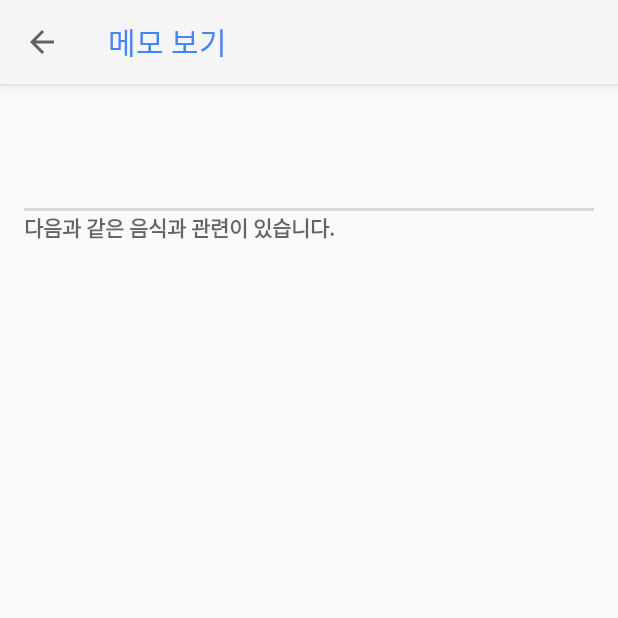
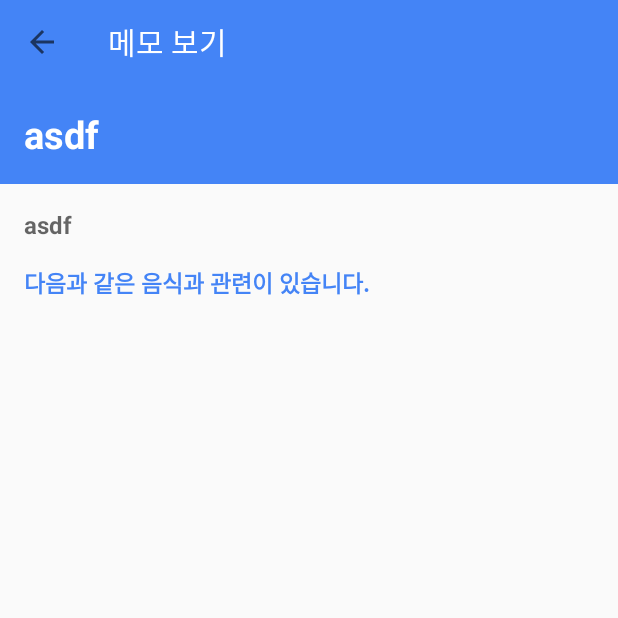
Before and after one commit to buddman1208/Safood, an Android app: the GroupMemoActivity screen opened directly, with no data from a screen before it, on a phone screen of 412 x 824 dp, the top half of it. Run offline under Robolectric (Android 15) with nearby library versions, the phone set to English and light mode, and no system bars; our stand-ins replace CircleImageView, Volley, data binding; pictures from the network do not load; 4 statements that could not run were skipped.

Commit message:
groupmemo layout fix

```diff
--- a/app/src/main/java/kr/edcan/safood/activity/GroupMemoActivity.java
+++ b/app/src/main/java/kr/edcan/safood/activity/GroupMemoActivity.java
@@ -2,6 +2,7 @@ package kr.edcan.safood.activity;
 
 import android.content.Intent;
 import android.databinding.DataBindingUtil;
+import android.graphics.Color;
 import android.support.v7.app.AppCompatActivity;
 import android.os.Bundle;
 import android.view.MenuItem;
@@ -16,6 +17,7 @@ import kr.edcan.safood.databinding.ActivityGroupMemoBinding;
 import kr.edcan.safood.models.GroupMemo;
 import kr.edcan.safood.models.User;
 import kr.edcan.safood.utils.ImageSingleton;
+import kr.edcan.safood.utils.StringUtils;
 import kr.edcan.safood.views.RoundImageView;
 
 public class GroupMemoActivity extends AppCompatActivity {
@@ -35,7 +37,7 @@ public class GroupMemoActivity extends AppCompatActivity {
 
     private void setAppbarLayout() {
         setSupportActionBar(binding.toolbar);
-        binding.toolbar.setTitleTextColor(getResources().getColor(R.color.colorPrimary));
+        binding.toolbar.setTitleTextColor(Color.WHITE);
         getSupportActionBar().setDisplayHomeAsUpEnabled(true);
         getSupportActionBar().setTitle("메모 보기");
     }
@@ -45,12 +47,13 @@ public class GroupMemoActivity extends AppCompatActivity {
         memo = new Gson().fromJson(intent.getStringExtra("json"), GroupMemo.class);
         binding.title.setText(memo.getTitle());
         binding.content.setText(memo.getContent());
-        for(String s : memo.getFoods()){
+        binding.topBackground.setBackgroundColor(Color.parseColor("#" + StringUtils.getMemoColorCode(memo.getColor())));
+        for (String s : memo.getFoods()) {
             LinearLayout parent = binding.foodContainer;
             View addtarget = getLayoutInflater().inflate(R.layout.food_memo_foodadd, null, false);
-            RoundImageView imageView = (RoundImageView) addtarget.findViewById(R.id.image);
             TextView title = (TextView) addtarget.findViewById(R.id.text);
             title.setText(s);
+            RoundImageView imageView = (RoundImageView) addtarget.findViewById(R.id.image);
             imageView.setVisibility(View.GONE);
             parent.addView(addtarget);
         }
@@ -58,7 +61,7 @@ public class GroupMemoActivity extends AppCompatActivity {
 
     @Override
     public boolean onOptionsItemSelected(MenuItem item) {
-        switch (item.getItemId()){
+        switch (item.getItemId()) {
             case android.R.id.home:
                 finish();
                 break;
--- a/app/src/main/res/layout/activity_group_memo.xml
+++ b/app/src/main/res/layout/activity_group_memo.xml
@@ -8,15 +8,34 @@
         android:orientation="vertical"
         tools:context="kr.edcan.safood.activity.NewGroupMemoActivity">
 
-        <android.support.design.widget.AppBarLayout
+
+        <LinearLayout
+            android:id="@+id/topBackground"
             android:layout_width="match_parent"
-            android:layout_height="wrap_content">
+            android:layout_height="wrap_content"
+            android:background="@color/colorPrimary"
+            android:orientation="vertical"
+            android:paddingBottom="@dimen/activity_horizontal_margin">
 
             <android.support.v7.widget.Toolbar
                 android:id="@+id/toolbar"
                 android:layout_width="match_parent"
                 android:layout_height="wrap_content" />
-        </android.support.design.widget.AppBarLayout>
+
+            <TextView
+                android:id="@+id/title"
+                android:layout_width="match_parent"
+                android:layout_height="wrap_content"
+                android:layout_marginLeft="@dimen/activity_horizontal_margin"
+                android:layout_marginTop="@dimen/activity_horizontal_margin"
+                android:singleLine="true"
+                android:text="asdf"
+                android:textColor="#FFF"
+                android:textSize="25sp"
+                android:textStyle="bold" />
+
+
+        </LinearLayout>
 
         <RelativeLayout
             android:layout_width="match_parent"
@@ -25,7 +44,6 @@
             <android.support.v4.widget.NestedScrollView
                 android:layout_width="match_parent"
                 android:layout_height="match_parent"
-                android:layout_marginBottom="60dp"
                 android:fillViewport="true">
 
                 <LinearLayout
@@ -33,37 +51,26 @@
                     android:layout_height="match_parent"
                     android:orientation="vertical"
                     android:padding="16dp">
-
-                    <TextView
-                        android:id="@+id/title"
-                        android:layout_width="match_parent"
-                        android:layout_height="wrap_content"
-                        android:singleLine="true"
-                        android:textColor="@color/textColor"
-                        android:textSize="20sp" />
-
                     <TextView
                         android:id="@+id/content"
                         android:layout_width="match_parent"
                         android:layout_height="wrap_content"
                         android:gravity="top"
-                        android:textColor="@color/textColor"
-                        android:textSize="14sp" />
-
-                    <View
-                        android:layout_width="match_parent"
-                        android:layout_height="2dp"
-                        android:layout_marginTop="20dp"
-                        android:background="@color/dividerColor" />
+                        android:text="asdf"
+                        android:textStyle="bold"
+                        android:textColor="@color/textColorDark"
+                        android:textSize="16sp" />
 
                     <TextView
                         android:layout_width="match_parent"
                         android:layout_height="wrap_content"
+                        android:layout_marginTop="16dp"
                         android:gravity="top"
-                        android:hint="다음과 같은 음식과 관련이 있습니다."
+                        android:text="다음과 같은 음식과 관련이 있습니다."
                         android:textColor="@color/colorPrimary"
-                        android:textStyle="bold"
-                        android:textSize="14sp" />
+                        android:textSize="15sp"
+                        android:textStyle="bold" />
+
                     <LinearLayout
                         android:id="@+id/foodContainer"
                         android:layout_width="match_parent"
--- a/app/src/main/res/layout/food_memo_foodadd.xml
+++ b/app/src/main/res/layout/food_memo_foodadd.xml
@@ -16,7 +16,7 @@
     <TextView
         android:layout_marginLeft="12dp"
         android:id="@+id/text"
-        android:textSize="16sp"
+        android:textSize="18sp"
         android:textColor="@color/textColorDark"
         android:layout_width="wrap_content"
         android:layout_height="wrap_content"
```
